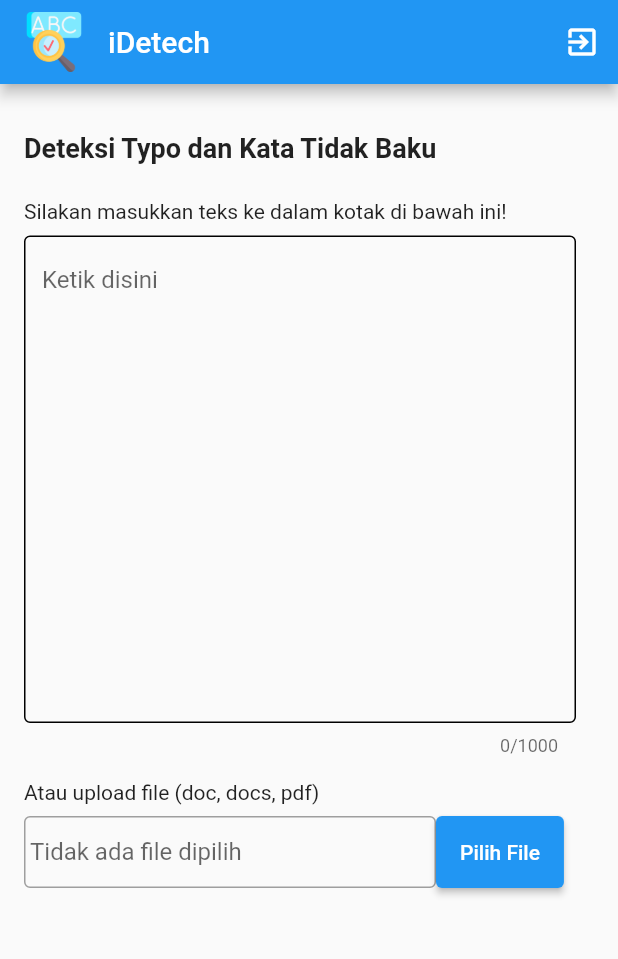
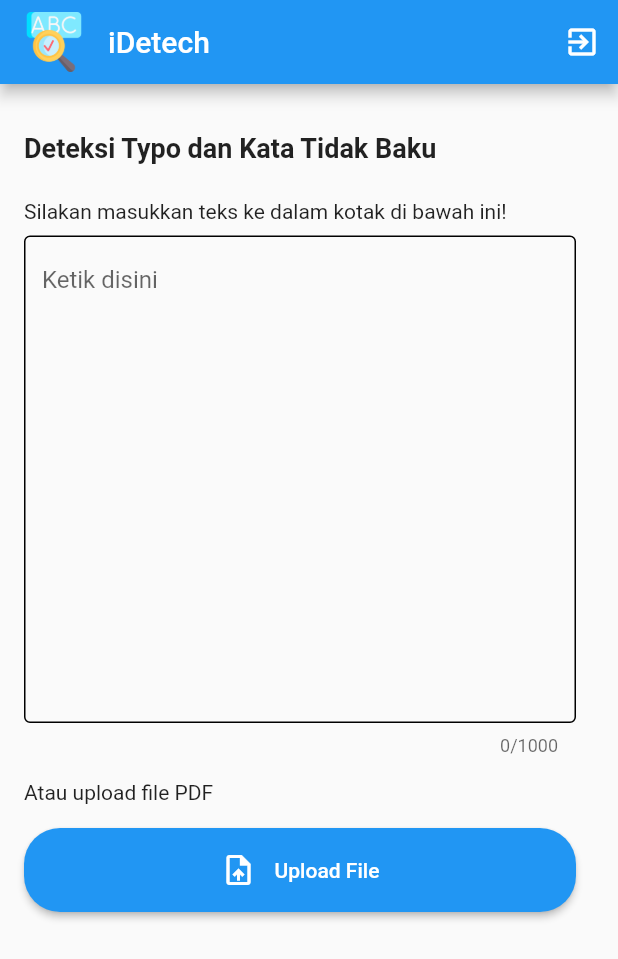
Before and after one commit to fadlijaya/spellchecker, a Flutter app: the screen it shows after launch, on a phone screen of 412 x 824 dp. Shown: the top 959 px of the screen. Run offline on Flutter 3.47's test engine with Material 2 defaults, Android fonts, the phone set to English and light mode, and no system bars; our stand-ins replace file_picker; missing offline and left inert: pdf_text, splash_screen_view.

Commit message:
add pdf text

```diff
--- a/lib/home_page.dart
+++ b/lib/home_page.dart
@@ -1,5 +1,8 @@
+import 'package:file_picker/file_picker.dart';
 import 'package:flutter/material.dart';
 import 'package:flutter/services.dart';
+import 'package:pdf_text/pdf_text.dart';
+
 import 'package:spellchecker/list_basic_word.dart';
 
 import 'custom_text_editing_controller.dart';
@@ -12,11 +15,12 @@ class HomePage extends StatefulWidget {
 }
 
 class _HomePageState extends State<HomePage> {
-
   final List<String> listErrorTexts = [];
   final List<String> listTexts = [];
   CustomTextEdittingController _controller = CustomTextEdittingController();
-  final TextEditingController _controllerUploadFile = TextEditingController();
+
+  PDFDoc? _pdfDoc;
+  final String _textPdf = "";
 
   @override
   void initState() {
@@ -57,13 +61,27 @@ class _HomePageState extends State<HomePage> {
     return s.contains(RegExp(r'[0-9\()]'));
   }
 
+  Future _pickPDFText() async {
+    var filePickerResult = await FilePicker.platform.pickFiles();
+    if (filePickerResult != null) {
+      _pdfDoc = await PDFDoc.fromPath(filePickerResult.files.single.path!);
+      setState(() {});
+    }
+  }
+
   showAlertDialogExit() {
-    showDialog(context: context, builder: (_){
+    showDialog(
+        context: context,
+        builder: (_) {
           return AlertDialog(
             title: const Text("Keluar dari aplikasi?"),
             actions: [
-          TextButton(onPressed: () => Navigator.pop(context), child: const Text("Tidak")),
-          TextButton(onPressed: () => SystemNavigator.pop(), child: const Text("Ya"))
+              TextButton(
+                  onPressed: () => Navigator.pop(context),
+                  child: const Text("Tidak")),
+              TextButton(
+                  onPressed: () => SystemNavigator.pop(),
+                  child: const Text("Ya"))
             ],
           );
         });
@@ -76,21 +94,33 @@ class _HomePageState extends State<HomePage> {
         title: const Text("iDetech"),
         leading: Padding(
           padding: const EdgeInsets.only(left: 16),
-          child: Image.asset("assets/icon_app.png", width: 16,),
+          child: Image.asset(
+            "assets/icon_app.png",
+            width: 16,
+          ),
         ),
         actions: [
-          IconButton(onPressed: showAlertDialogExit, icon: const Icon(Icons.exit_to_app, color: Colors.white,))
+          IconButton(
+              onPressed: showAlertDialogExit,
+              icon: const Icon(
+                Icons.exit_to_app,
+                color: Colors.white,
+              ))
         ],
       ),
       body: Container(
         padding: const EdgeInsets.all(16.0),
         width: 400,
+        child: SingleChildScrollView(
           child: Column(
             crossAxisAlignment: CrossAxisAlignment.start,
             children: [
               const Padding(
                 padding: EdgeInsets.symmetric(vertical: 16),
-              child: Text("Deteksi Typo dan Kata Tidak Baku", style: TextStyle(fontSize: 18, fontWeight: FontWeight.bold),),
+                child: Text(
+                  "Deteksi Typo dan Kata Tidak Baku",
+                  style: TextStyle(fontSize: 18, fontWeight: FontWeight.bold),
+                ),
               ),
               const Padding(
                 padding: EdgeInsets.symmetric(vertical: 8),
@@ -118,39 +148,47 @@ class _HomePageState extends State<HomePage> {
                             borderSide: BorderSide(color: Colors.black)))),
               ),
               const Padding(
-                  padding: EdgeInsets.only(top: 16, bottom: 8),
-                  child: Text("Atau upload file (doc, docs, pdf)"),
+                padding: EdgeInsets.symmetric(vertical: 16),
+                child: Text("Atau upload file PDF"),
               ),
-            Flexible(
+              _pdfDoc == null
+              ? ElevatedButton(
+                onPressed: _pickPDFText,
+                child: Container(
+                  width: double.infinity,
                   child: Row(
+                    mainAxisAlignment: MainAxisAlignment.center,
                     children: [
-                  SizedBox(
-                    width: MediaQuery.of(context).size.width/1.5,
-                    child: TextFormField(
-                      controller: _controllerUploadFile,
-                      decoration: InputDecoration(
-                        hintText: 'Tidak ada file dipilih',
-                        contentPadding: const EdgeInsets.symmetric(vertical: 4, horizontal: 4),
-                        focusedBorder: OutlineInputBorder(
-                          borderSide: const BorderSide(color: Colors.grey, ),
-                          borderRadius: BorderRadius.circular(8)
-                        ),
-                        enabledBorder: const OutlineInputBorder(
-                          borderSide: BorderSide(
-                            color: Colors.grey
-                          )
-                        )
+                      Icon(Icons.upload_file),
+                      Padding(
+                        padding: const EdgeInsets.only(left: 12),
+                        child: Text(
+                          "Upload File",
+                          style: TextStyle(color: Colors.white),
                         ),
                       ),
-                  ),
-                  ElevatedButton(onPressed: (){}, child: Text("Pilih File", style: TextStyle(color: Colors.white),), style: ButtonStyle(
-                    backgroundColor: MaterialStatePropertyAll(Colors.blue),
-                    padding: MaterialStatePropertyAll(EdgeInsets.symmetric(vertical: 16, horizontal: 16))
-                  ),)
                     ],
                   ),
+                ),
+                style: ButtonStyle(
+                    backgroundColor: const MaterialStatePropertyAll(Colors.blue),
+                    padding: const MaterialStatePropertyAll(EdgeInsets.symmetric(vertical: 16, horizontal: 16)),
+                    shape: MaterialStatePropertyAll(RoundedRectangleBorder(borderRadius: BorderRadius.circular(24)))
+                    ),
+
               )
+              : Text("Membuka dokumen Pdf, ${_pdfDoc!.length} halaman \n"),
+               Padding(
+                  child: Text(
+                    _textPdf == "" ? "" : "Text:",
+                    style: TextStyle(fontSize: 18),
+                    textAlign: TextAlign.center,
+                  ),
+                  padding: EdgeInsets.all(15),
+                ),
+                Text(_textPdf),
             ],
+          ),
         ),
       ),
     );
--- a/lib/main.dart
+++ b/lib/main.dart
@@ -32,6 +32,9 @@ class SplashScreens extends StatelessWidget {
       navigateRoute: const HomePage(),
       duration: 3000,
       imageSrc: "assets/icon_app.png",
+      imageSize: 120,
+      text: titleApp,
+      textStyle: const TextStyle(color: Colors.white, fontSize: 40, fontWeight: FontWeight.w600),
       backgroundColor: Colors.blue,
     );
   }
--- a/pubspec.yaml
+++ b/pubspec.yaml
@@ -11,6 +11,8 @@ dependencies:
     sdk: flutter
 
   splash_screen_view: ^3.0.0
+  pdf_text: ^0.5.0
+  file_picker: ^5.2.1
   cupertino_icons: ^1.0.2
 
 dev_dependencies:
```
Also changed, not shown: pubspec.lock, 2 other files. Lines whose indentation alone changed are shown as unchanged.
